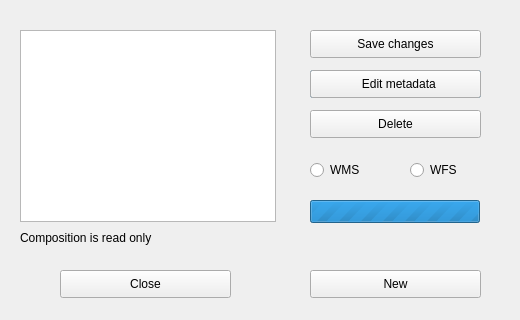
Above: dlg_currentComposition.ui from LESPROJEKT/qgis-layman-plugin before the change. Below: the same form after it.
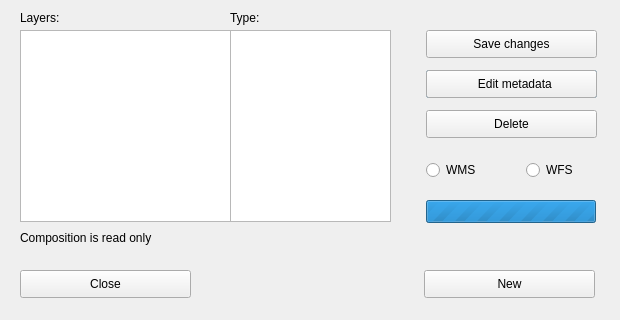
That is the form after the change.

```diff
--- a/dlg_currentComposition.ui
+++ b/dlg_currentComposition.ui
@@ -9,19 +9,19 @@
    <rect>
     <x>0</x>
     <y>0</y>
-    <width>520</width>
+    <width>620</width>
     <height>320</height>
    </rect>
   </property>
   <property name="minimumSize">
    <size>
-    <width>520</width>
+    <width>620</width>
     <height>320</height>
    </size>
   </property>
   <property name="maximumSize">
    <size>
-    <width>520</width>
+    <width>620</width>
     <height>320</height>
    </size>
   </property>
@@ -31,7 +31,7 @@
   <widget class="QPushButton" name="pushButton_close">
    <property name="geometry">
     <rect>
-     <x>310</x>
+     <x>426</x>
      <y>70</y>
      <width>171</width>
      <height>28</height>
@@ -46,7 +46,7 @@
     <rect>
      <x>20</x>
      <y>30</y>
-     <width>256</width>
+     <width>211</width>
      <height>192</height>
     </rect>
    </property>
@@ -54,7 +54,7 @@
   <widget class="QPushButton" name="pushButton_close2">
    <property name="geometry">
     <rect>
-     <x>60</x>
+     <x>20</x>
      <y>270</y>
      <width>171</width>
      <height>28</height>
@@ -67,7 +67,7 @@
   <widget class="QPushButton" name="pushButton_new">
    <property name="geometry">
     <rect>
-     <x>310</x>
+     <x>424</x>
      <y>270</y>
      <width>171</width>
      <height>28</height>
@@ -93,7 +93,7 @@
   <widget class="QPushButton" name="pushButton_editMeta">
    <property name="geometry">
     <rect>
-     <x>310</x>
+     <x>426</x>
      <y>70</y>
      <width>171</width>
      <height>28</height>
@@ -106,7 +106,7 @@
   <widget class="QPushButton" name="pushButton_save">
    <property name="geometry">
     <rect>
-     <x>310</x>
+     <x>426</x>
      <y>30</y>
      <width>171</width>
      <height>28</height>
@@ -122,7 +122,7 @@
    </property>
    <property name="geometry">
     <rect>
-     <x>310</x>
+     <x>426</x>
      <y>200</y>
      <width>170</width>
      <height>23</height>
@@ -138,7 +138,7 @@
   <widget class="QLabel" name="label_info">
    <property name="geometry">
     <rect>
-     <x>20</x>
+     <x>170</x>
      <y>10</y>
      <width>481</width>
      <height>16</height>
@@ -151,7 +151,7 @@
   <widget class="QPushButton" name="pushButton_delete">
    <property name="geometry">
     <rect>
-     <x>310</x>
+     <x>426</x>
      <y>110</y>
      <width>171</width>
      <height>28</height>
@@ -164,7 +164,7 @@
   <widget class="QRadioButton" name="radioButton_wms">
    <property name="geometry">
     <rect>
-     <x>310</x>
+     <x>426</x>
      <y>160</y>
      <width>95</width>
      <height>20</height>
@@ -177,7 +177,7 @@
   <widget class="QRadioButton" name="radioButton_wfs">
    <property name="geometry">
     <rect>
-     <x>410</x>
+     <x>526</x>
      <y>160</y>
      <width>95</width>
      <height>20</height>
@@ -187,6 +187,42 @@
     <string>WFS</string>
    </property>
   </widget>
+  <widget class="QListWidget" name="listWidget_service">
+   <property name="geometry">
+    <rect>
+     <x>230</x>
+     <y>30</y>
+     <width>161</width>
+     <height>192</height>
+    </rect>
+   </property>
+  </widget>
+  <widget class="QLabel" name="label">
+   <property name="geometry">
+    <rect>
+     <x>20</x>
+     <y>10</y>
+     <width>55</width>
+     <height>16</height>
+    </rect>
+   </property>
+   <property name="text">
+    <string>Layers:</string>
+   </property>
+  </widget>
+  <widget class="QLabel" name="label_2">
+   <property name="geometry">
+    <rect>
+     <x>230</x>
+     <y>10</y>
+     <width>55</width>
+     <height>16</height>
+    </rect>
+   </property>
+   <property name="text">
+    <string>Type:</string>
+   </property>
+  </widget>
  </widget>
  <resources/>
  <connections/>
```
